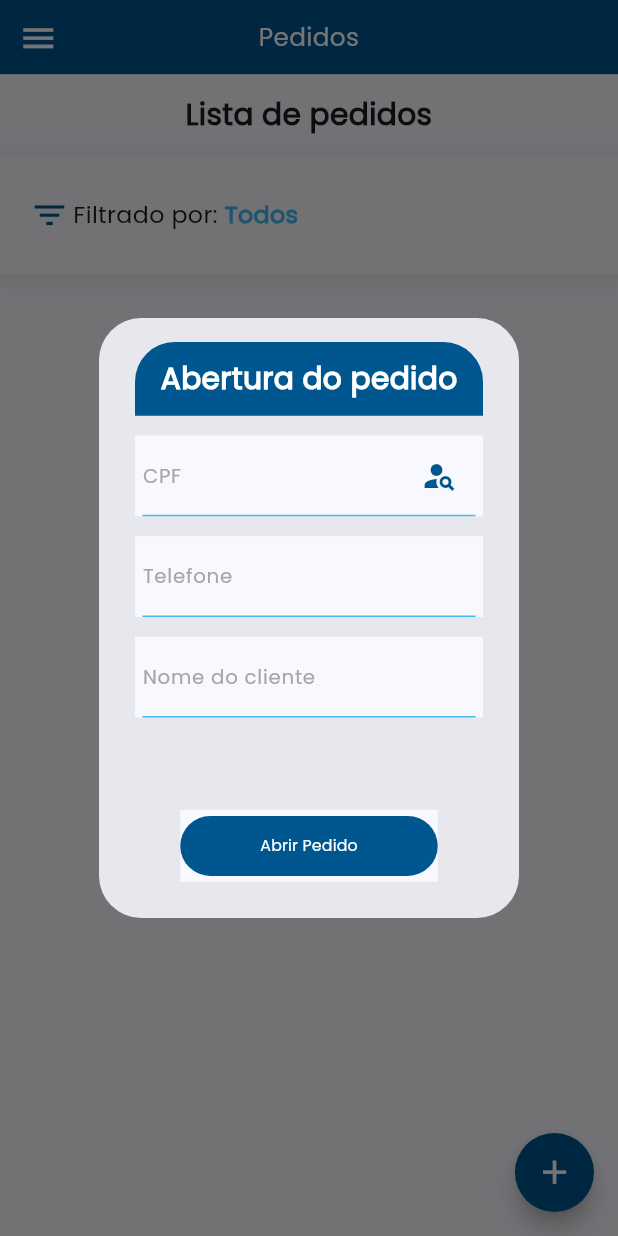
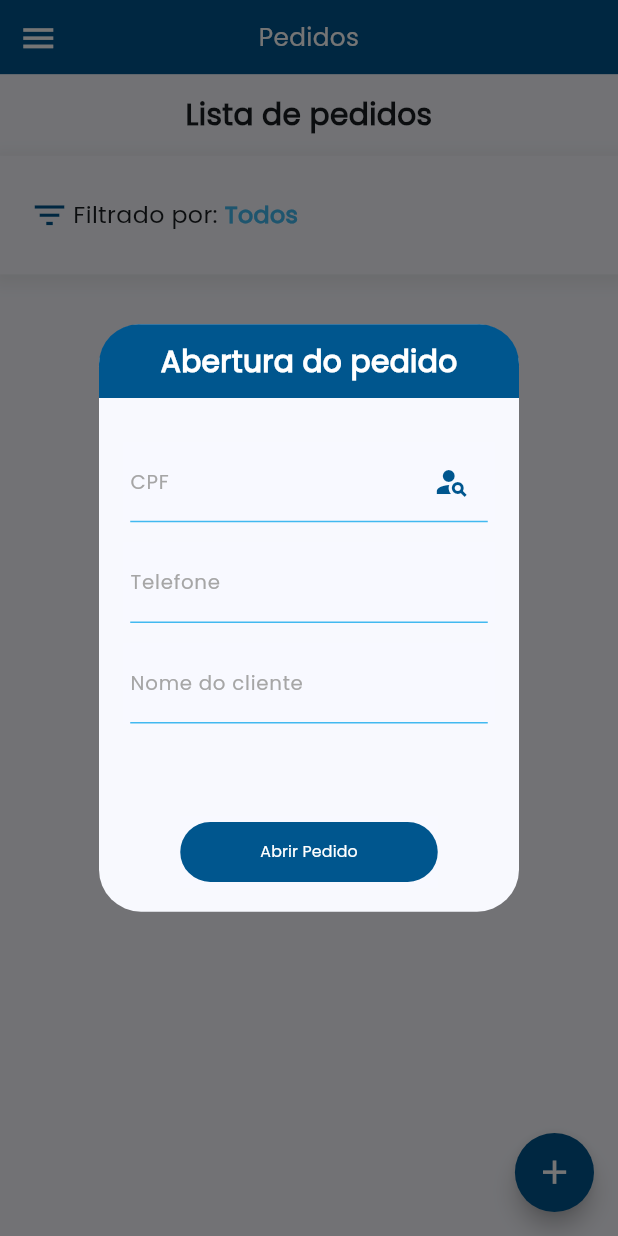
Before and after one commit to JvBorbella/Ideia-Orders, a Flutter app: the Home screen opened directly, after a tap on the "add" icon, on a phone screen of 412 x 824 dp. Run offline on Flutter 3.47's test engine with Material 3 defaults, Android fonts, the phone set to English and light mode, and no system bars; our stand-ins replace brasil_fields, flutter_multi_formatter, google_fonts, mask_text_input_formatter, share_plus, shared_preferences; missing offline and left inert: barcode, cnpj_cpf_formatter_nullsafety, sunmi_printer_plus; accounts and stored records are empty; network calls fail.

Commit message:
Ajustes na versão 4.6.7
- Na seleção de tabelas de preço na abertura do pedido, é retornada a lista de tabelas ativas para a empresa vinculada ao usuário.
- Ajustadas as cores dos modais de abertura de pedido e inserção de produtos.
- Adicionada informação da empresa vinculada à aba drawer.

```diff
--- a/projeto/lib/Front/components/Home/Elements/drawer_button.dart
+++ b/projeto/lib/Front/components/Home/Elements/drawer_button.dart
@@ -5,7 +5,10 @@ import 'package:projeto/front/components/home/elements/modal_button.dart';
 import 'package:shared_preferences/shared_preferences.dart';
 
 class CustomDrawer extends StatefulWidget {
-  const CustomDrawer({super.key});
+  final empresa_nome;
+  final empresa_codigo;
+
+  const CustomDrawer({Key? key, this.empresa_nome, this.empresa_codigo});
 
   @override
   State<CustomDrawer> createState() => _CustomDrawerState();
@@ -26,6 +29,8 @@ class _CustomDrawerState extends State<CustomDrawer> {
 
   bool flagService = false;
   bool flagGerarPedido = false;
+
+  String empresa_id = '';
 
   @override
   void didChangeDependencies() {
@@ -132,6 +137,20 @@ class _CustomDrawerState extends State<CustomDrawer> {
                                           ),
                                         ],
                                       ),
+                                      if (empresa_id.isNotEmpty)
+                                        Row(
+                                          children: [
+                                            Text(
+                                              '${widget.empresa_codigo} - ${widget.empresa_nome}',
+                                              style: TextStyle(
+                                                fontFamily: 'Poppins-Medium',
+                                                fontSize: Style.EmailFontSize(
+                                                    context),
+                                                color: Style.tertiaryColor,
+                                              ),
+                                            ),
+                                          ],
+                                        ),
                                       Row(
                                         children: [
                                           Text(
@@ -333,6 +352,7 @@ class _CustomDrawerState extends State<CustomDrawer> {
       _loadSavedUrlBasic(),
       _loadSavedEmail(),
       _loadSavedFlagGerarPedido(),
+      _loadSavedEmpresa()
     ]);
   }
 
@@ -415,4 +435,12 @@ class _CustomDrawerState extends State<CustomDrawer> {
       email = savedEmail;
     });
   }
+
+  Future<void> _loadSavedEmpresa() async {
+    SharedPreferences sharedPreferences = await SharedPreferences.getInstance();
+    String savedEmpresa = await sharedPreferences.getString('empresa_id') ?? '';
+    setState(() {
+      empresa_id = savedEmpresa;
+    });
+  }
 }
--- a/projeto/lib/Front/components/product_page/elements/product_add.dart
+++ b/projeto/lib/Front/components/product_page/elements/product_add.dart
@@ -84,6 +84,7 @@ class _ProductAddState extends State<ProductAdd> {
         return Center(
             child: SingleChildScrollView(
                 child: AlertDialog(
+                  backgroundColor: Style.defaultColor,
                     alignment: Alignment.center,
                     content: Container(
                         child:
--- a/projeto/lib/Front/pages/home.dart
+++ b/projeto/lib/Front/pages/home.dart
@@ -3,6 +3,7 @@ import 'package:cnpj_cpf_formatter_nullsafety/cnpj_cpf_formatter_nullsafety.dart
 import 'package:flutter/material.dart';
 import 'package:intl/intl.dart';
 import 'package:projeto/back/alter_table_endpoint.dart';
+import 'package:projeto/back/company_list.dart';
 import 'package:projeto/back/get_cliente.dart';
 import 'package:projeto/back/list_table_prices.dart';
 import 'package:projeto/back/new_order.dart';
@@ -11,8 +12,9 @@ import 'package:projeto/back/orders_endpoint.dart';
 import 'package:projeto/back/products_endpoint.dart';
 import 'package:projeto/back/table_price.dart';
 import 'package:projeto/front/components/Global/Elements/text_title.dart';
-import 'package:projeto/front/components/Home/Elements/drawer_button.dart';
+
 import 'package:projeto/front/components/Home/Elements/order_container.dart';
+import 'package:projeto/front/components/home/elements/drawer_button.dart';
 import 'package:projeto/front/components/home/elements/modal_button.dart';
 import 'package:projeto/front/components/login_config/elements/input.dart';
 import 'package:projeto/front/components/new_order/elements/register_button.dart';
@@ -94,6 +96,10 @@ class _HomeState extends State<Home> {
   final _nomecontroller = TextEditingController();
   final _telefonecontatocontroller = TextEditingController();
 
+  String empresa_id = '';
+  String empresa_nome = '';
+  String empresa_codigo = '';
+
   String formatTel(String telefonecontato) {
     if (telefonecontato.length > 10) {
       // CPF
@@ -125,6 +131,8 @@ class _HomeState extends State<Home> {
         builder: (context) {
           return StatefulBuilder(builder: (context, setModalState) {
             return AlertDialog(
+              contentPadding: EdgeInsets.all(0),
+              backgroundColor: Style.defaultColor,
               content: Container(
                 child: Column(
                   mainAxisSize: MainAxisSize.min,
@@ -151,6 +159,10 @@ class _HomeState extends State<Home> {
                     SizedBox(
                       height: Style.height_10(context),
                     ),
+                    Container(
+                      padding: EdgeInsets.all(Style.height_12(context)),
+                      child: Column(
+                        children: [
                           Input(
                             text: 'CPF',
                             type: TextInputType.text,
@@ -246,8 +258,10 @@ class _HomeState extends State<Home> {
                                       });
                                     },
                                     child: Row(
-                                  mainAxisAlignment: MainAxisAlignment.center,
-                                  crossAxisAlignment: CrossAxisAlignment.center,
+                                        mainAxisAlignment:
+                                            MainAxisAlignment.center,
+                                        crossAxisAlignment:
+                                            CrossAxisAlignment.center,
                                         children: [
                                           Icon(
                                             Icons.price_change_rounded,
@@ -266,7 +280,8 @@ class _HomeState extends State<Home> {
                                               style: TextStyle(
                                                 color: Style.secondaryColor,
                                                 fontWeight: FontWeight.bold,
-                                          fontSize: Style.height_12(context),
+                                                fontSize:
+                                                    Style.height_12(context),
                                               ),
                                               textAlign: TextAlign.center,
                                               overflow: TextOverflow
@@ -343,7 +358,8 @@ class _HomeState extends State<Home> {
                               fetchDataOrders(
                                   ascending: true, flagFilter: flagFilter);
                               setState(() {
-                          selectedOptionChild = _getFilterText(flagFilter);
+                                selectedOptionChild =
+                                    _getFilterText(flagFilter);
                               });
                               setModalState(() {
                                 isLoadingButton = false;
@@ -354,6 +370,9 @@ class _HomeState extends State<Home> {
                               _nomecontroller.clear();
                               _telefonecontatocontroller.clear();
                             },
+                          )
+                        ],
+                      ),
                     )
                     // TextButton(
                     //   onPressed: () async {
@@ -426,8 +445,10 @@ class _HomeState extends State<Home> {
             child: Scaffold(
               drawer: Drawer(
                   width: MediaQuery.of(context).size.width * 0.9,
-                child: CustomDrawer(),
-              ),
+                  child: CustomDrawer(
+                    empresa_codigo: empresa_codigo,
+                    empresa_nome: empresa_nome,
+                  )),
               floatingActionButtonLocation:
                   FloatingActionButtonLocation.endFloat,
               floatingActionButton: SizedBox(
@@ -746,6 +767,7 @@ class _HomeState extends State<Home> {
     // await _loadSavedFlagPermiteAlterTable();
     await fetchDataListTablesPrice();
     // await _loadSavedFlagPermiteAlterTable();
+    await fetchDataCompany();
     print('flagpermitiralterartabela: $flagpermitiralterartabela');
     print('FLAGFILTER: $flagFilter');
     await Future.wait(
@@ -1028,7 +1050,7 @@ class _HomeState extends State<Home> {
   Future<void> fetchDataListTablesPrice() async {
     List<ListTablePrices>? fetchedData =
         await DataServiceListTablePrices.fetchDataListTablePrices(
-            context, urlBasic, token);
+            context, urlBasic, empresaid, token);
     if (fetchedData != null) {
       setState(() {
         tables_price = fetchedData;
@@ -1074,4 +1096,27 @@ class _HomeState extends State<Home> {
 
     return staticItems + dynamicItems;
   }
+
+  List<CompanyList> company = [];
+
+  Future<void> fetchDataCompany({bool? ascending}) async {
+    List<CompanyList>? fetchedData = await DataServiceCompany.fetchDataCompany(
+      context,
+      urlBasic,
+      empresaid,
+    );
+
+    if (fetchedData != null) {
+      setState(() {
+        company = fetchedData;
+      });
+      print(empresa_nome);
+      if (empresaid.isNotEmpty) {
+        setState(() {
+          empresa_nome = company.first.empresa_nome.toString();
+          empresa_codigo = company.first.empresa_codigo.toString();
+        });
       }
+    }
+  }
+}
--- a/projeto/lib/Front/pages/product_list.dart
+++ b/projeto/lib/Front/pages/product_list.dart
@@ -353,11 +353,12 @@ class _ProductListState extends State<ProductList> {
         _loadSavedToken(),
       ]);
       await fetchDataTablePrice();
-      await fetchDataServices();
+      await Future.wait([
+        fetchDataServices(),
+      ]);
       WidgetsBinding.instance.addPostFrameCallback((_) {
         FocusScope.of(context).requestFocus(_focusNode);
       });
-     print('Services: $services');
     } else {
       await Future.wait(
           [_loadSavedUrlBasic(), _loadSavedToken(), _loadSavedFlagService()]);
@@ -394,6 +395,7 @@ class _ProductListState extends State<ProductList> {
       setState(() {
         services = fetchDataServices;
       });
+      print('Services: $services');
     }
     setState(() {
       isLoading = false;
--- /dev/null
+++ b/projeto/lib/back/company_list.dart
@@ -0,0 +1,76 @@
+import 'dart:convert';
+import 'package:flutter/material.dart';
+import 'package:http/http.dart' as http;
+
+//Código onde serão acessados os dados de vendas do dia.
+
+class CompanyList {
+  String? empresa_codigo;
+  String? empresa_nome;
+  String? empresa_id;
+
+  CompanyList({
+    required this.empresa_codigo,
+    required this.empresa_nome,
+    required this.empresa_id,
+  });
+
+  factory CompanyList.fromJson(Map<String, dynamic> json) {
+    return CompanyList(
+      empresa_codigo: (json['empresa_codigo'] ?? '').toString(),
+      empresa_nome: (json['empresa_nome'] ?? '').toString(),
+      empresa_id: (json['empresa_id'] ?? '').toString(),
+    );
+  }
+}
+
+class DataServiceCompany {
+  static Future<List<CompanyList>?> fetchDataCompany(
+    BuildContext context,
+    String urlBasic,
+    String empresa_id,
+  ) async {
+    List<CompanyList>? companys;
+
+    try {
+      var urlPost =
+          Uri.parse('$urlBasic/ideia/core/getdata/empresa/$empresa_id');
+
+      print(urlPost);
+
+      var response = await http.get(
+        urlPost,
+        headers: {
+          'Accept': 'text/html',
+        },
+      );
+
+      if (response.statusCode == 200) {
+        var jsonData = json.decode(response.body);
+
+        print('Status consulta empresa ${response.statusCode}');
+
+        if (jsonData.containsKey('data') && jsonData['data'] is Map) {
+          // Busca a primeira chave dentro de 'data', pois ela é dinâmica
+          var dynamicKey = jsonData['data'].keys.first;
+          print('Chave dinâmica encontrada: $dynamicKey');
+
+          // Verifica se o valor associado à chave é uma lista
+          var dataList = jsonData['data'][dynamicKey];
+          if (dataList != null && dataList is List) {
+            companys = dataList.map((e) => CompanyList.fromJson(e)).toList();
+
+            print('A chave dinâmica contém uma lista válida.');
+          } else {
+            print('A chave dinâmica não contém uma lista válida.');
+          }
+        } else {
+          print('Dados ausentes no JSON. Ocorrências');
+        }
+      }
+    } catch (e) {
+      print('Erro durante a requisição Ocorrencia: $e');
+    }
+    return companys;
+  }
+}
--- a/projeto/lib/back/list_table_prices.dart
+++ b/projeto/lib/back/list_table_prices.dart
@@ -29,43 +29,47 @@ class DataServiceListTablePrices {
   static Future<List<ListTablePrices>?> fetchDataListTablePrices(
     BuildContext context,
     String urlBasic,
+    String empresa_id,
     String token
   ) async {
     List<ListTablePrices>? tablePrices;
 
     try {
       var urlPost =
-          Uri.parse('$urlBasic/ideia/prevenda/listatabelaprecos');
+          Uri.parse('''$urlBasic/ideia/core/getdata/tabelapreco%20t%20LEFT%20JOIN%20tabelaprecoempresa%20te%20ON%20te.tabelapreco_id%20=%20t.tabelapreco_id%20WHERE%20te.empresa_id%20=%20'$empresa_id'%20AND%20COALESCE(t.flagexcluido,%200)%20<>%201%20AND%20te.flagativo%20=%201/''');
 
       print(urlPost);
 
       var response = await http.get(
         urlPost,
         headers: {
-          'auth-token': token,
+          'Accept': 'text/html',
         },
       );
 
-      print(response.statusCode);
+      print('List table prices ${response.statusCode}');
 
       if (response.statusCode == 200) {
         var jsonData = json.decode(response.body);
 
-        print(response.body);
+        if (jsonData.containsKey('data') && jsonData['data'] is Map) {
+          // Busca a primeira chave dentro de 'data', pois ela é dinâmica
+          var dynamicKey = jsonData['data'].keys.first;
+          print('Chave dinâmica encontrada: $dynamicKey');
 
-        if (jsonData.containsKey('data') && jsonData['data'].isNotEmpty) {
-          tablePrices = (jsonData['data']['tabelapreco'] as List)
-              .map((e) => ListTablePrices.fromJson(e))
-              .toList();
+          // Verifica se o valor associado à chave é uma lista
+          var dataList = jsonData['data'][dynamicKey];
+          if (dataList != null && dataList is List) {
+            tablePrices = dataList.map((e) => ListTablePrices.fromJson(e)).toList();
 
-          // paymentsCondition = paymentsCondition
-          //     .where((payments) => payments.codigo == '0')
-          //     .toList();
-
-          // print(response.body);
-        } else {
-          print('Dados ausentes no JSON. PaymentsCondition');
+            print('A chave dinâmica contém uma lista válida.');
+            //print(response.body);
+          } else {
+            print('A chave dinâmica não contém uma lista válida.');
+          }
         }
+      } else {
+        print('Erro ao carregar dados: ${response.statusCode}');
       }
     } catch (e) {
       print('Erro durante a requisição PaymentsCondition: $e');
--- a/projeto/lib/back/login_function.dart
+++ b/projeto/lib/back/login_function.dart
@@ -1,6 +1,6 @@
 import 'dart:convert';
 import 'package:http/http.dart' as http;
-// import 'package:crypto/crypto.dart';
+import 'package:crypto/crypto.dart';
 import 'package:flutter/material.dart';
 import 'package:projeto/front/components/Style.dart';
 import 'package:projeto/front/pages/home.dart';
@@ -26,7 +26,7 @@ class LoginFunction {
       //username: recebe o valor digitado no input de usuário na tela de login.
       var password = passwordController.text;
       // //password: recebe o valor digitado no input de senha na tela de login.
-      // var md5Password = md5.convert(utf8.encode(password)).toString();
+      var md5Password = md5.convert(utf8.encode(password)).toString();
       //md5Password: criptografa a senha digitada em md5 Hash pois o servidor só aceita requisição com a senha já criptografada.
       var authorization = Uri.parse('$url/ideia/secure/login');
       //authorization: define a url que fará a requisição post ao servidor.
@@ -37,7 +37,7 @@ class LoginFunction {
         headers: {
           //passando os parâmetros na header da requisição.
           'auth-user': username,
-          'auth-pass': password,
+          'auth-pass': md5Password,
         },
       );
       print(password);
--- a/projeto/lib/back/service_endpoint.dart
+++ b/projeto/lib/back/service_endpoint.dart
@@ -40,7 +40,7 @@ class DataServiceServices {
 
     try {
       var rawQuery =
-          '''produto%20p%20LEFT%20JOIN%20produtotabelapreco%20pt%20ON%20p.produto_id%20=%20pt.produto_id%20AND%20pt.tabelapreco_id%20=%20'$tabelapreco_id'%20WHERE%20p.flagservico%20=%201%20AND%20p.flagexcluido%20%3C%3E%201%20AND%20p.flagativo%20=%201%20AND%20p.nome%20LIKE%20'%25$searchController%25'/''';
+          '''produto%20p%20LEFT%20JOIN%20produtotabelapreco%20pt%20ON%20p.produto_id%20=%20pt.produto_id%20AND%20pt.tabelapreco_id%20=%20'$tabelapreco_id'%20WHERE%20p.flagservico%20=%201%20AND%20p.flagexcluido%20%3C%3E%201%20AND%20p.flagativo%20=%201%20AND%20(p.codigo%20LIKE%20'$searchController%25'%20OR%20p.nome%20LIKE%20'$searchController%25')%20LIMIT%20100/''';
       // var endpointQuery =
       //     "produto p LEFT JOIN produtotabelapreco pt ON p.produto_id = pt.produto_id AND pt.tabelapreco_id = '$tabelapreco_id' WHERE p.flagservico = 1 AND p.flagexcluido <> 1 AND p.flagativo = 1 AND p.codigo LIKE ''$searchController%''/";
       var urlPost = Uri.parse('$urlBasic/ideia/core/getdata/$rawQuery');
--- a/projeto/pubspec.yaml
+++ b/projeto/pubspec.yaml
@@ -16,7 +16,7 @@ publish_to: "none" # Remove this line if you wish to publish to pub.dev
 # https://developer.apple.com/library/archive/documentation/General/Reference/InfoPlistKeyReference/Articles/CoreFoundationKeys.html
 # In Windows, build-name is used as the major, minor, and patch parts
 # of the product and file versions while build-number is used as the build suffix.
-version: 4.6.7+7
+version: 4.6.7+9
 
 environment:
   sdk: ">=3.1.5 <4.0.0"
```
Also changed, not shown: 4 other files. Lines whose indentation alone changed are shown as unchanged.
